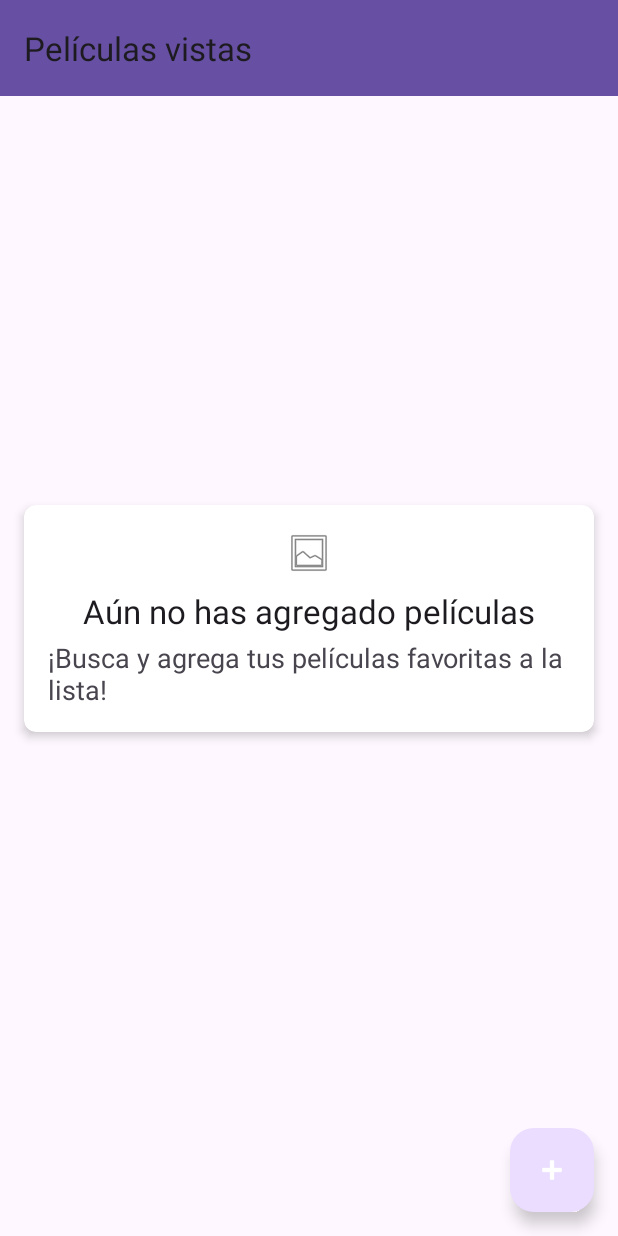
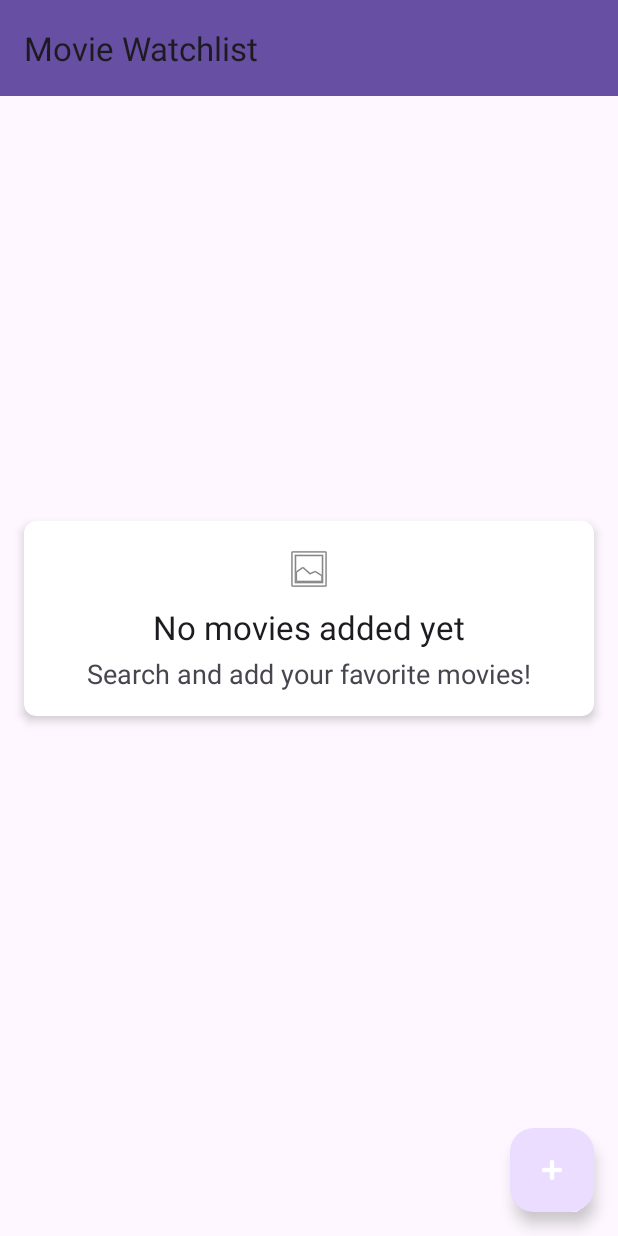
Before and after one commit to Miyagito/prueba-final-app-nativa, an Android app: the screen it shows after launch (MainActivity), on a phone screen of 412 x 824 dp. Run offline under Robolectric (Android 15) with nearby library versions, the phone set to English and light mode, and no system bars; pictures from the network do not load.

Commit message:
final commit

```diff
--- a/app/src/main/res/layout/activity_add_movie.xml
+++ b/app/src/main/res/layout/activity_add_movie.xml
@@ -13,7 +13,7 @@
         android:layout_marginStart="16dp"
         android:layout_marginTop="16dp"
         android:layout_marginEnd="16dp"
-        android:hint="Término de búsqueda"
+        android:hint="@string/search_hint"
         app:layout_constraintTop_toTopOf="parent"
         app:layout_constraintStart_toStartOf="parent"
         app:layout_constraintEnd_toEndOf="parent" />
@@ -22,7 +22,7 @@
         android:id="@+id/buttonFetchMovie"
         android:layout_width="wrap_content"
         android:layout_height="wrap_content"
-        android:text="Buscar Película"
+        android:text="@string/fetch_movie_button"
         android:layout_marginTop="8dp"
         app:layout_constraintTop_toBottomOf="@id/editTextSearchTerm"
         app:layout_constraintStart_toStartOf="@id/editTextSearchTerm"
@@ -52,7 +52,7 @@
         android:id="@+id/buttonReturn"
         android:layout_width="0dp"
         android:layout_height="wrap_content"
-        android:text="Volver a la lista de películas vistas"
+        android:text="@string/return_to_list"
         android:backgroundTint="@color/buttonBackground"
         android:insetTop="0dp"
         android:insetBottom="0dp"
--- a/app/src/main/res/layout/activity_main.xml
+++ b/app/src/main/res/layout/activity_main.xml
@@ -34,14 +34,14 @@
                 android:layout_width="wrap_content"
                 android:layout_height="wrap_content"
                 android:layout_marginTop="8dp"
-                android:text="Aún no has agregado películas"
+                android:text="@string/no_movies_added"
                 android:textAppearance="@style/TextAppearance.AppCompat.Large" />
 
             <TextView
                 android:layout_width="wrap_content"
                 android:layout_height="wrap_content"
                 android:layout_marginTop="4dp"
-                android:text="¡Busca y agrega tus películas favoritas a la lista!"
+                android:text="@string/add_favorites_prompt"
                 android:textAppearance="@style/TextAppearance.AppCompat.Medium" />
 
         </LinearLayout>
--- a/app/src/main/res/layout/item_movie.xml
+++ b/app/src/main/res/layout/item_movie.xml
@@ -69,7 +69,7 @@
             app:srcCompat="@android:drawable/ic_input_add"
             app:tint="@android:color/white"
             app:fabSize="mini"
-            android:contentDescription="@string/add_to_saw_it" />
+            android:contentDescription="@string/add_to_watched" />
 
     </RelativeLayout>
 
```
Also changed, not shown: app/src/main/res/values/strings.xml (+11 -2 lines), 2 other files.
